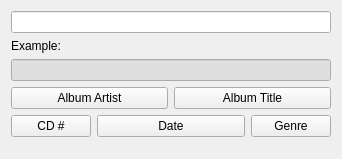
First picture: the form in dialogs/simplepatternwizardwidgetUI.ui, repository marco-mania/audex-old, before the edit.
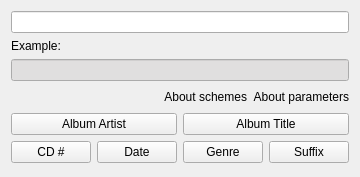
Second picture: the form after the edit. Custom widgets are drawn as their Qt base class.

Patch:
```diff
--- a/dialogs/simplepatternwizardwidgetUI.ui
+++ b/dialogs/simplepatternwizardwidgetUI.ui
@@ -6,8 +6,8 @@
    <rect>
     <x>0</x>
     <y>0</y>
-    <width>342</width>
-    <height>159</height>
+    <width>287</width>
+    <height>177</height>
    </rect>
   </property>
   <property name="windowTitle">
@@ -17,7 +17,7 @@
    <item row="0" column="0" colspan="4">
     <widget class="KLineEdit" name="klineedit_pattern"/>
    </item>
-   <item row="1" column="0" colspan="4">
+   <item row="1" column="0">
     <widget class="QLabel" name="label_album_example">
      <property name="maximumSize">
       <size>
@@ -50,6 +50,24 @@
           </color>
          </brush>
         </colorrole>
+        <colorrole role="Highlight">
+         <brush brushstyle="SolidPattern">
+          <color alpha="255">
+           <red>124</red>
+           <green>130</green>
+           <blue>119</blue>
+          </color>
+         </brush>
+        </colorrole>
+        <colorrole role="HighlightedText">
+         <brush brushstyle="SolidPattern">
+          <color alpha="255">
+           <red>255</red>
+           <green>255</green>
+           <blue>255</blue>
+          </color>
+         </brush>
+        </colorrole>
        </active>
        <inactive>
         <colorrole role="Base">
@@ -61,6 +79,24 @@
           </color>
          </brush>
         </colorrole>
+        <colorrole role="Highlight">
+         <brush brushstyle="SolidPattern">
+          <color alpha="255">
+           <red>124</red>
+           <green>130</green>
+           <blue>119</blue>
+          </color>
+         </brush>
+        </colorrole>
+        <colorrole role="HighlightedText">
+         <brush brushstyle="SolidPattern">
+          <color alpha="255">
+           <red>255</red>
+           <green>255</green>
+           <blue>255</blue>
+          </color>
+         </brush>
+        </colorrole>
        </inactive>
        <disabled>
         <colorrole role="Base">
@@ -72,6 +108,24 @@
           </color>
          </brush>
         </colorrole>
+        <colorrole role="Highlight">
+         <brush brushstyle="SolidPattern">
+          <color alpha="255">
+           <red>124</red>
+           <green>130</green>
+           <blue>119</blue>
+          </color>
+         </brush>
+        </colorrole>
+        <colorrole role="HighlightedText">
+         <brush brushstyle="SolidPattern">
+          <color alpha="255">
+           <red>255</red>
+           <green>255</green>
+           <blue>255</blue>
+          </color>
+         </brush>
+        </colorrole>
        </disabled>
       </palette>
      </property>
@@ -80,7 +134,44 @@
      </property>
     </widget>
    </item>
-   <item row="3" column="0" colspan="2">
+   <item row="3" column="0" colspan="4">
+    <layout class="QHBoxLayout" name="horizontalLayout">
+     <item>
+      <spacer name="horizontalSpacer">
+       <property name="orientation">
+        <enum>Qt::Horizontal</enum>
+       </property>
+       <property name="sizeHint" stdset="0">
+        <size>
+         <width>40</width>
+         <height>20</height>
+        </size>
+       </property>
+      </spacer>
+     </item>
+     <item>
+      <widget class="KUrlLabel" name="kurllabel_aboutschemes">
+       <property name="text">
+        <string>About schemes</string>
+       </property>
+       <property name="alignment">
+        <set>Qt::AlignRight|Qt::AlignTrailing|Qt::AlignVCenter</set>
+       </property>
+      </widget>
+     </item>
+     <item>
+      <widget class="KUrlLabel" name="kurllabel_aboutparameters">
+       <property name="text">
+        <string>About parameters</string>
+       </property>
+       <property name="alignment">
+        <set>Qt::AlignRight|Qt::AlignTrailing|Qt::AlignVCenter</set>
+       </property>
+      </widget>
+     </item>
+    </layout>
+   </item>
+   <item row="4" column="0" colspan="2">
     <widget class="KPushButton" name="kpushbutton_albumartist">
      <property name="minimumSize">
       <size>
@@ -104,7 +195,7 @@
      </property>
     </widget>
    </item>
-   <item row="3" column="2" colspan="2">
+   <item row="4" column="2" colspan="2">
     <widget class="KPushButton" name="kpushbutton_albumtitle">
      <property name="minimumSize">
       <size>
@@ -128,7 +219,7 @@
      </property>
     </widget>
    </item>
-   <item row="4" column="0">
+   <item row="5" column="0">
     <widget class="KPushButton" name="kpushbutton_cdno">
      <property name="toolTip">
       <string>&lt;p&gt;This tag will be replaced with the CD number of a multi-CD album. Often compilations consist of several CDs.&lt;/p&gt;
@@ -144,7 +235,7 @@
      </property>
     </widget>
    </item>
-   <item row="4" column="1" colspan="2">
+   <item row="5" column="1">
     <widget class="KPushButton" name="kpushbutton_date">
      <property name="toolTip">
       <string>This tag will be replaced with the release date of the CD. In almost all cases this is the year.</string>
@@ -154,7 +245,7 @@
      </property>
     </widget>
    </item>
-   <item row="4" column="3">
+   <item row="5" column="2">
     <widget class="KPushButton" name="kpushbutton_genre">
      <property name="toolTip">
       <string>This tag will be replaced with the genre.</string>
@@ -164,7 +255,14 @@
      </property>
     </widget>
    </item>
-   <item row="5" column="0" colspan="2">
+   <item row="5" column="3">
+    <widget class="KPushButton" name="kpushbutton_suffix">
+     <property name="text">
+      <string>Suffix</string>
+     </property>
+    </widget>
+   </item>
+   <item row="6" column="2">
     <spacer name="verticalSpacer">
      <property name="orientation">
       <enum>Qt::Vertical</enum>
@@ -180,16 +278,21 @@
   </layout>
  </widget>
  <customwidgets>
-  <customwidget>
-   <class>KLineEdit</class>
-   <extends>QLineEdit</extends>
-   <header>klineedit.h</header>
-  </customwidget>
   <customwidget>
    <class>KPushButton</class>
    <extends>QPushButton</extends>
    <header>kpushbutton.h</header>
   </customwidget>
+  <customwidget>
+   <class>KLineEdit</class>
+   <extends>QLineEdit</extends>
+   <header>klineedit.h</header>
+  </customwidget>
+  <customwidget>
+   <class>KUrlLabel</class>
+   <extends>QLabel</extends>
+   <header>kurllabel.h</header>
+  </customwidget>
  </customwidgets>
  <resources/>
  <connections/>
```
Left out of the diff: 23 changed lines with no effect on the pictures.
